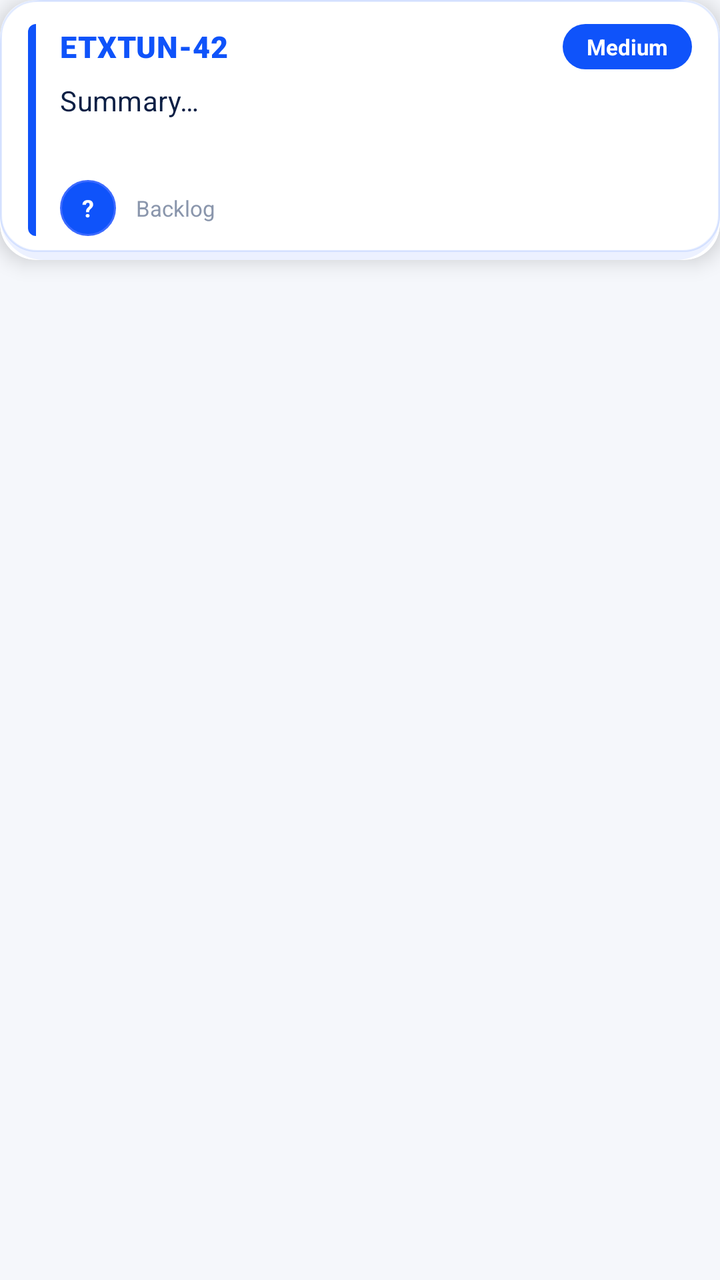
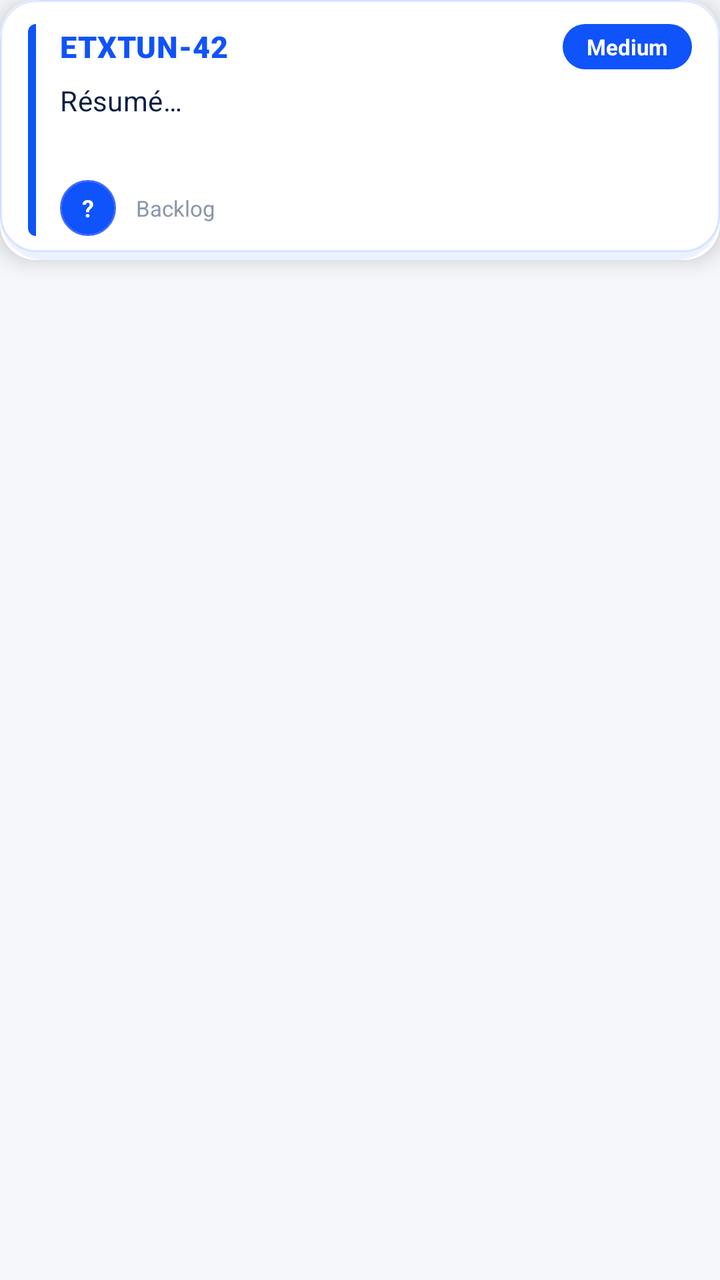

Two renders of the same Android screen: before a commit and after it. Below are the layout's source before the change and the commit's diff.
<!-- AndroidManifest.xml: application theme Theme.StockIT -->
<!-- res/layout/item_ticket.xml -->
<?xml version="1.0" encoding="utf-8"?>
<FrameLayout xmlns:android="http://schemas.android.com/apk/res/android"
    xmlns:app="http://schemas.android.com/apk/res-auto"
    android:layout_width="match_parent"
    android:layout_height="wrap_content"
    android:layout_marginHorizontal="4dp"
    android:layout_marginVertical="6dp">

    <androidx.cardview.widget.CardView
        android:layout_width="match_parent"
        android:layout_height="wrap_content"
        app:cardBackgroundColor="@color/vista_surface"
        app:cardCornerRadius="18dp"
        app:cardElevation="6dp"
        app:cardPreventCornerOverlap="true"
        android:foreground="@drawable/ripple_vista"
        android:clickable="true"
        android:focusable="true">

        <LinearLayout
            android:layout_width="match_parent"
            android:layout_height="wrap_content"
            android:background="@drawable/bg_glass_card"
            android:orientation="horizontal"
            android:paddingHorizontal="14dp"
            android:paddingVertical="12dp">

            
            <View
                android:id="@+id/itemTicketPriorityBar"
                android:layout_width="4dp"
                android:layout_height="match_parent"
                android:layout_marginEnd="12dp"
                android:background="@drawable/bg_priority_bar"
                android:backgroundTint="@color/vista_blue" />

            <LinearLayout
                android:layout_width="0dp"
                android:layout_height="wrap_content"
                android:layout_weight="1"
                android:orientation="vertical">

                <LinearLayout
                    android:layout_width="match_parent"
                    android:layout_height="wrap_content"
                    android:gravity="center_vertical"
                    android:orientation="horizontal">

                    <TextView
                        android:id="@+id/itemTicketKey"
                        android:layout_width="0dp"
                        android:layout_height="wrap_content"
                        android:layout_weight="1"
                        android:fontFamily="sans-serif-black"
                        android:letterSpacing="0.02"
                        android:text="ETXTUN-42"
                        android:textColor="@color/vista_blue"
                        android:textSize="15sp" />

                    <TextView
                        android:id="@+id/itemTicketPriority"
                        android:layout_width="wrap_content"
                        android:layout_height="wrap_content"
                        android:background="@drawable/bg_priority_pill_medium"
                        android:paddingHorizontal="12dp"
                        android:paddingVertical="4dp"
                        android:text="Medium"
                        android:textColor="@color/white"
                        android:textSize="11sp"
                        android:textStyle="bold" />
                </LinearLayout>

                <TextView
                    android:id="@+id/itemTicketSummary"
                    android:layout_width="match_parent"
                    android:layout_height="wrap_content"
                    android:paddingTop="6dp"
                    android:text="Summary…"
                    android:textAppearance="@style/TextAppearance.Vista.CardTitle" />

                <TextView
                    android:id="@+id/itemTicketDesc"
                    android:layout_width="match_parent"
                    android:layout_height="wrap_content"
                    android:ellipsize="end"
                    android:maxLines="2"
                    android:paddingTop="4dp"
                    android:text=""
                    android:textColor="@color/vista_navy_muted"
                    android:textSize="12sp" />

                
                <LinearLayout
                    android:layout_width="match_parent"
                    android:layout_height="wrap_content"
                    android:layout_marginTop="10dp"
                    android:gravity="center_vertical"
                    android:orientation="horizontal">

                    <TextView
                        android:id="@+id/itemTicketAvatar"
                        android:layout_width="28dp"
                        android:layout_height="28dp"
                        android:background="@drawable/bg_avatar_circle"
                        android:gravity="center"
                        android:text="?"
                        android:textColor="@color/white"
                        android:textSize="12sp"
                        android:textStyle="bold" />

                    <TextView
                        android:id="@+id/itemTicketMeta"
                        android:layout_width="0dp"
                        android:layout_height="wrap_content"
                        android:layout_marginStart="10dp"
                        android:layout_weight="1"
                        android:ellipsize="end"
                        android:maxLines="1"
                        android:text="Backlog"
                        android:textColor="@color/vista_navy_faint"
                        android:textSize="11sp" />

                    <TextView
                        android:id="@+id/itemTicketSla"
                        android:layout_width="wrap_content"
                        android:layout_height="wrap_content"
                        android:background="@drawable/bg_chip_navy"
                        android:paddingHorizontal="10dp"
                        android:paddingVertical="4dp"
                        android:text=""
                        android:textColor="@color/vista_navy"
                        android:textSize="10sp"
                        android:textStyle="bold"
                        android:visibility="gone" />
                </LinearLayout>
            </LinearLayout>
        </LinearLayout>
    </androidx.cardview.widget.CardView>

    
    <View
        android:id="@+id/itemTicketUrgencyDot"
        android:layout_width="14dp"
        android:layout_height="14dp"
        android:layout_gravity="top|end"
        android:layout_marginTop="10dp"
        android:layout_marginEnd="10dp"
        android:background="@drawable/bg_urgency_dot"
        android:visibility="gone" />

</FrameLayout>
<!-- resources referenced by this layout -->
<resources>
  <color name="vista_blue">#0F53FA</color>
  <color name="vista_navy">#0B1F44</color>
  <color name="vista_navy_faint">#8A96AC</color>
  <color name="vista_navy_muted">#4A5A78</color>
  <color name="vista_surface">#FFFFFF</color>
  <color name="white">#FFFFFFFF</color>
  <!-- drawable bg_avatar_circle (drawable) -->
  <?xml version="1.0" encoding="utf-8"?>
  <shape xmlns:android="http://schemas.android.com/apk/res/android"
      android:shape="oval">
      <solid android:color="@color/vista_blue" />
      <stroke
          android:width="1dp"
          android:color="@color/vista_blue_soft" />
  </shape>
  <!-- drawable bg_chip_navy (drawable) -->
  <?xml version="1.0" encoding="utf-8"?>
  <shape xmlns:android="http://schemas.android.com/apk/res/android"
      android:shape="rectangle">
      <corners android:radius="12dp" />
      <solid android:color="#140B1F44" />
      <stroke
          android:width="1dp"
          android:color="#330B1F44" />
  </shape>
  <!-- drawable bg_priority_bar (drawable) -->
  <?xml version="1.0" encoding="utf-8"?>
  <shape xmlns:android="http://schemas.android.com/apk/res/android"
      android:shape="rectangle">
      <corners
          android:bottomLeftRadius="4dp"
          android:bottomRightRadius="0dp"
          android:topLeftRadius="4dp"
          android:topRightRadius="0dp" />
      <solid android:color="@color/vista_blue" />
  </shape>
  <!-- drawable bg_priority_pill_medium (drawable) -->
  <?xml version="1.0" encoding="utf-8"?>
  <shape xmlns:android="http://schemas.android.com/apk/res/android"
      android:shape="rectangle">
      <corners android:radius="20dp" />
      <solid android:color="@color/vista_blue" />
  </shape>
  <!-- drawable bg_urgency_dot (drawable) -->
  <?xml version="1.0" encoding="utf-8"?>
  <layer-list xmlns:android="http://schemas.android.com/apk/res/android">
      <item>
          <shape android:shape="oval">
              <solid android:color="#33FF6B4A" />
              <size android:width="20dp" android:height="20dp" />
          </shape>
      </item>
      <item
          android:left="4dp"
          android:top="4dp"
          android:right="4dp"
          android:bottom="4dp">
          <shape android:shape="oval">
              <solid android:color="@color/vista_coral" />
          </shape>
      </item>
  </layer-list>
  <!-- drawable ripple_vista (drawable) -->
  <?xml version="1.0" encoding="utf-8"?>
  <ripple xmlns:android="http://schemas.android.com/apk/res/android"
      android:color="#330F53FA">
      <item android:id="@android:id/mask">
          <shape android:shape="rectangle">
              <corners android:radius="18dp" />
              <solid android:color="#FFFFFF" />
          </shape>
      </item>
  </ripple>
  <style name="TextAppearance.Vista.CardTitle" parent="TextAppearance.MaterialComponents.Subtitle1">
          <item name="android:fontFamily">sans-serif-medium</item>
          <item name="android:textColor">@color/vista_navy</item>
          <item name="android:textSize">14sp</item>
      </style>
  <color name="vista_blue_soft">#3D6BFF</color>
  <color name="vista_glass_tint">#140F53FA</color>
  <color name="vista_glass_stroke">#1F0F53FA</color>
  <color name="vista_coral">#FF6B4A</color>
  <color name="vista_turquoise">#1DE9B6</color>
  <color name="vista_bg">#F5F7FB</color>
  <!-- unchanged entries left out for length: 2 -->
</resources>

<!-- the commit's change to res/layout/item_ticket.xml (unified diff, before → after) -->
@@ -75,7 +75,7 @@
                     android:layout_width="match_parent"
                     android:layout_height="wrap_content"
                     android:paddingTop="6dp"
-                    android:text="Summary…"
+                    android:text="@string/ticket_item_summary_placeholder"
                     android:textAppearance="@style/TextAppearance.Vista.CardTitle" />
 
                 <TextView
<!-- resource entries referenced after the edit -->
@@ -73,6 +73,7 @@
           </shape>
       </item>
   </ripple>
+  <string name="ticket_item_summary_placeholder">Résumé…</string>
   <style name="TextAppearance.Vista.CardTitle" parent="TextAppearance.MaterialComponents.Subtitle1">
           <item name="android:fontFamily">sans-serif-medium</item>
           <item name="android:textColor">@color/vista_navy</item>
